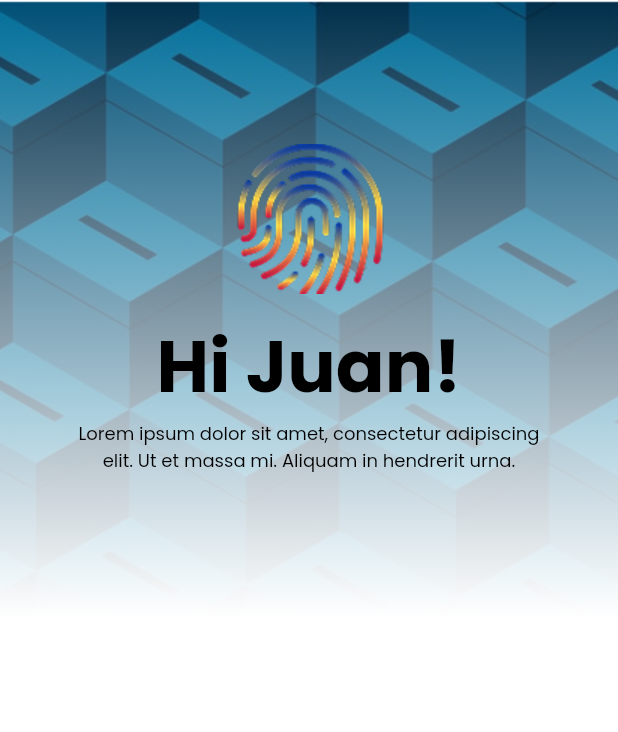
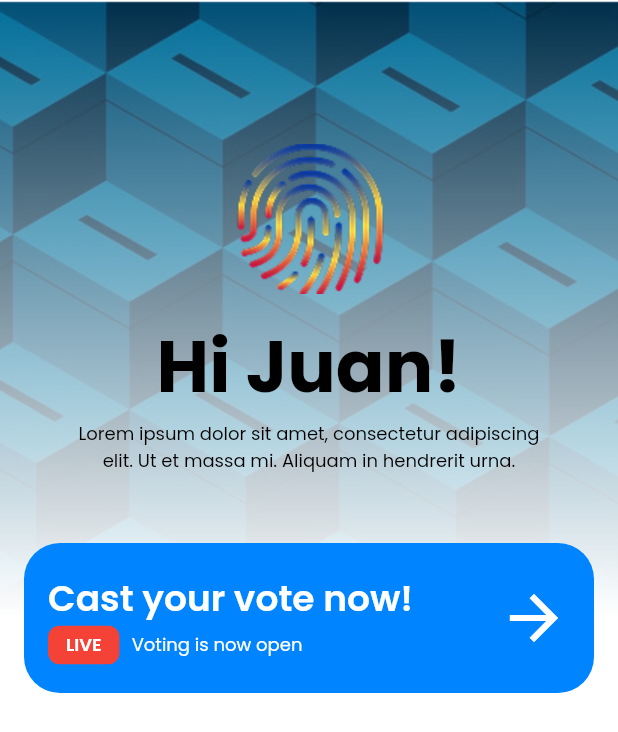
Before and after one commit to ItsMikhaeli/ict110-voting-dashboard, a Flutter app: the screen it shows after launch, on a phone screen of 412 x 824 dp. Shown: the top 732 px of the screen. Run offline on Flutter 3.47's test engine with Material 3 defaults, Android fonts, the phone set to English and light mode, and no system bars; our stand-ins replace google_fonts.

Commit message:
added dashboard votecta

```diff
--- /dev/null
+++ b/lib/components/vote-cta.dart
@@ -0,0 +1,104 @@
+import 'package:flutter/material.dart';
+import 'package:google_fonts/google_fonts.dart';
+import 'package:voting_app/color_theme.dart';
+
+class VoteCTA extends StatelessWidget {
+  final double height = 100.0;
+  const VoteCTA({super.key});
+
+  @override
+  Widget build(BuildContext context) {
+    return Transform.translate(
+      offset: Offset(0.0, -height / 2),
+      child: Padding(
+        padding: const EdgeInsets.symmetric(horizontal: 16.0),
+        child: ClipRRect(
+          borderRadius: const BorderRadius.all(Radius.circular(24.0)),
+          child: Container(
+            height: height,
+            width: double.maxFinite,
+            color: Palette.buttonDefaultBackground,
+            child: Padding(
+              padding: const EdgeInsets.all(16.0),
+              child: Row(
+                // crossAxisAlignment: CrossAxisAlignment.center,
+                mainAxisAlignment: MainAxisAlignment.center,
+                children: [
+                  VotingInfo(),
+                  Icon(Icons.arrow_forward, color: Colors.white, size: 48.0),
+                ],
+              ),
+            ),
+          ),
+        ),
+      ),
+    );
+  }
+}
+
+class VotingInfo extends StatelessWidget {
+  const VotingInfo({super.key});
+
+  @override
+  Widget build(BuildContext context) {
+    return Expanded(
+      child: Column(
+        mainAxisAlignment: MainAxisAlignment.center,
+        crossAxisAlignment: CrossAxisAlignment.start,
+
+        children: [
+          Text(
+            "Cast your vote now!",
+            style: GoogleFonts.poppins(
+              fontSize: 24.0,
+              fontWeight: FontWeight.w600,
+              color: Colors.white,
+              decoration: TextDecoration.none,
+            ),
+          ),
+          Row(
+            spacing: 8.0,
+            children: [
+              LiveButton(),
+              Text(
+                "Voting is now open",
+                style: GoogleFonts.poppins(
+                  fontSize: 12.0,
+                  fontWeight: FontWeight.normal,
+                  color: Colors.white,
+                  decoration: TextDecoration.none,
+                ),
+              ),
+            ],
+          ),
+        ],
+      ),
+    );
+  }
+}
+
+class LiveButton extends StatelessWidget {
+  const LiveButton({super.key});
+
+  @override
+  Widget build(BuildContext context) {
+    return ClipRRect(
+      borderRadius: const BorderRadius.all(Radius.circular(8.0)),
+      child: Container(
+        color: Colors.red,
+        child: Padding(
+          padding: const EdgeInsets.symmetric(horizontal: 12.0, vertical: 4.0),
+          child: Text(
+            "LIVE",
+            style: GoogleFonts.poppins(
+              fontSize: 12.0,
+              fontWeight: FontWeight.w600,
+              color: Colors.white,
+              decoration: TextDecoration.none,
+            ),
+          ),
+        ),
+      ),
+    );
+  }
+}
--- a/lib/main.dart
+++ b/lib/main.dart
@@ -1,6 +1,6 @@
 import 'package:flutter/material.dart';
-import 'package:voting_app/pages/dashboard.dart';
-import 'package:voting_app/pages/votingPage.dart';
+import 'package:voting_app/pages/dashboard/dashboard.dart';
+import 'package:voting_app/pages/voting-page.dart';
 
 void main() {
   runApp(const MyApp());
@@ -14,9 +14,7 @@ class MyApp extends StatelessWidget {
     return MaterialApp(
       debugShowCheckedModeBanner: false,
       home: DashboardScreen(),
-      routes: {
-        '/vote': (context) => const VotingApp(),
-      },
+      routes: {'/vote': (context) => const VotingApp()},
     );
   }
 }
--- a/lib/pages/dashboard.dart
+++ /dev/null
@@ -1,11 +0,0 @@
-import 'package:flutter/material.dart';
-import 'package:voting_app/components/header_image.dart';
-
-class DashboardScreen extends StatelessWidget {
-  const DashboardScreen({super.key});
-
-  @override
-  Widget build(BuildContext context) {
-    return SingleChildScrollView(child: Column(children: [HeaderImage()]));
-  }
-}
--- a/lib/pages/dashboard/dashboard.dart
+++ b/lib/pages/dashboard/dashboard.dart
@@ -1,11 +1,22 @@
 import 'package:flutter/material.dart';
-import 'package:voting_app/pages/header-image.dart';
+import 'package:voting_app/components/header_image.dart';
+import 'package:voting_app/components/vote-cta.dart';
 
 class DashboardScreen extends StatelessWidget {
   const DashboardScreen({super.key});
 
   @override
   Widget build(BuildContext context) {
-    return SingleChildScrollView(child: Column(children: [HeaderImage()]));
+    return SingleChildScrollView(
+      child: Column(
+        children: [
+          HeaderImage(),
+          GestureDetector(
+            onTap: () => Navigator.pushNamed(context, "/vote"),
+            child: VoteCTA(),
+          ),
+        ],
+      ),
+    );
   }
 }
```
Also changed, not shown: lib/pages/voting-page.dart (renamed from lib/pages/votingPage.dart).
